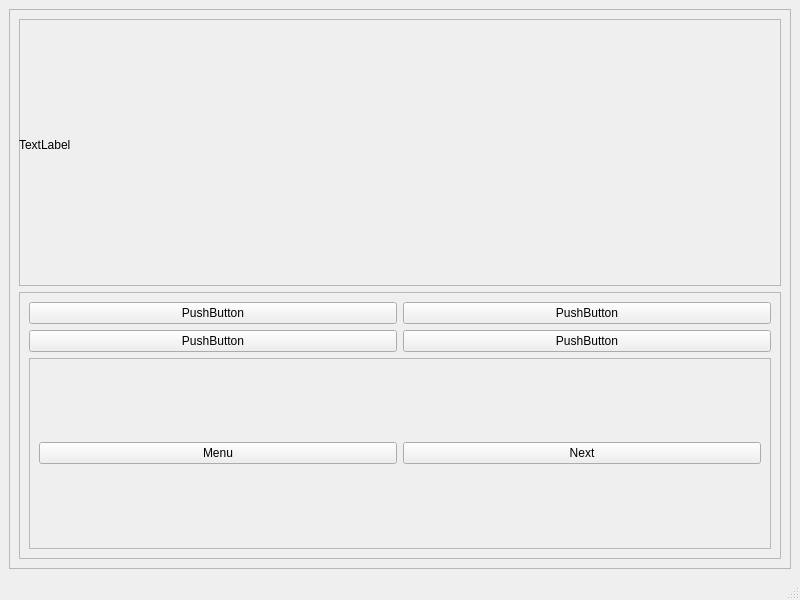
Qt form app/gamewindow.ui (Succworth/Software-Engineering-Project) before a commit.
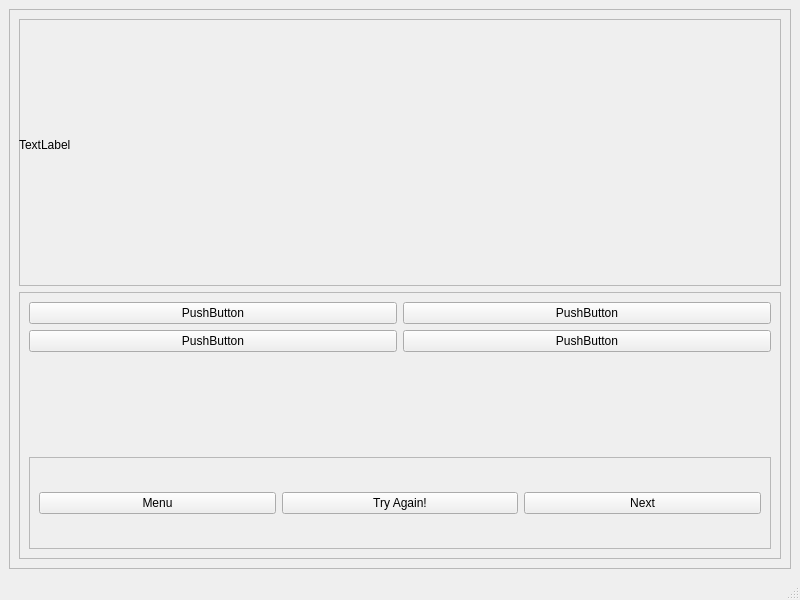
The same form after that commit.

```diff
--- a/app/gamewindow.ui
+++ b/app/gamewindow.ui
@@ -84,7 +84,7 @@
             </property>
            </widget>
           </item>
-          <item row="2" column="0" colspan="2">
+          <item row="3" column="0" colspan="2">
            <widget class="QFrame" name="frame_2">
             <property name="frameShape">
              <enum>QFrame::StyledPanel</enum>
@@ -100,6 +100,13 @@
                </property>
               </widget>
              </item>
+             <item>
+              <widget class="QPushButton" name="Retry">
+               <property name="text">
+                <string>Try Again!</string>
+               </property>
+              </widget>
+             </item>
              <item>
               <widget class="QPushButton" name="Next">
                <property name="text">
@@ -110,6 +117,13 @@
             </layout>
            </widget>
           </item>
+          <item row="2" column="0">
+           <widget class="QLabel" name="Correction">
+            <property name="text">
+             <string/>
+            </property>
+           </widget>
+          </item>
          </layout>
         </widget>
        </item>
```
Left out of the diff: 20 changed lines with no effect on the pictures.
